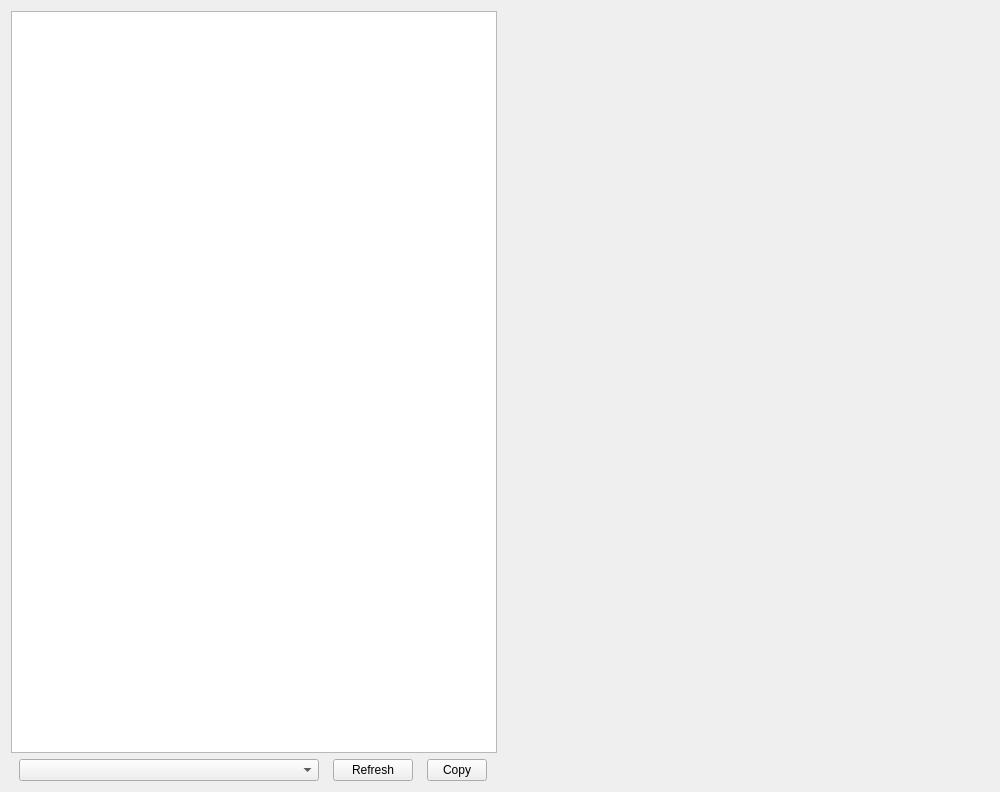
The window that nplab/ui/hdf5_browser.ui (nanophotonics/nplab) describes before a commit, drawn with Qt 5.
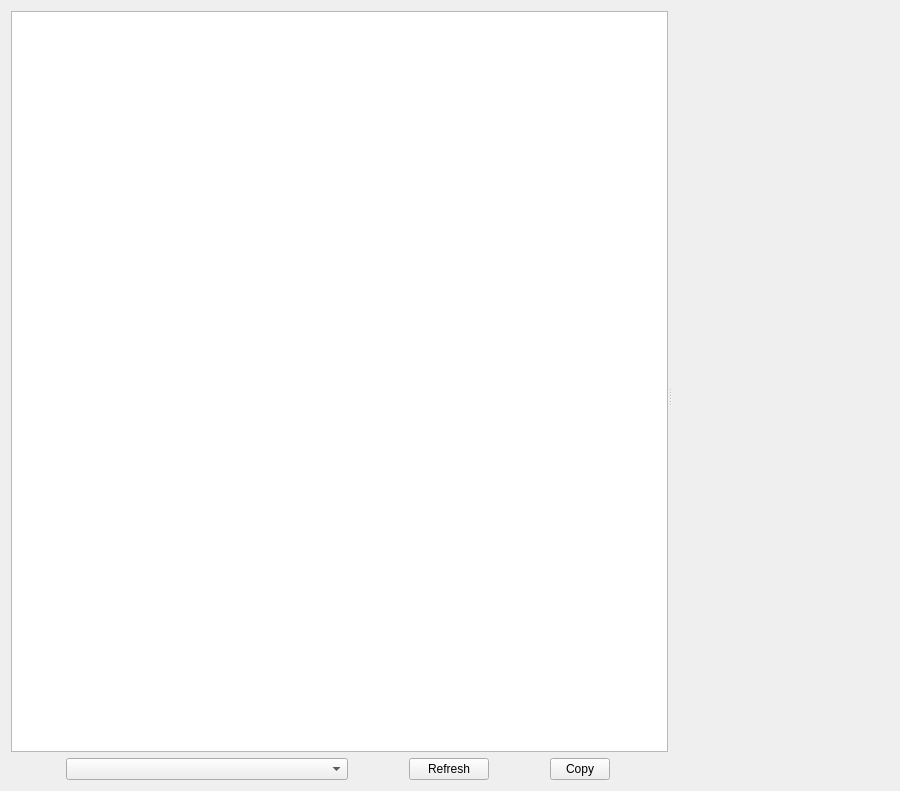
The same window after the commit.

Commit message: Improved auto-sizing of data browser

Diff of the .ui file:
```diff
--- a/nplab/ui/hdf5_browser.ui
+++ b/nplab/ui/hdf5_browser.ui
@@ -2,29 +2,50 @@
 <ui version="4.0">
  <class>Form</class>
  <widget class="QWidget" name="Form">
+  <property name="enabled">
+   <bool>true</bool>
+  </property>
   <property name="geometry">
    <rect>
     <x>0</x>
     <y>0</y>
-    <width>1000</width>
-    <height>792</height>
+    <width>900</width>
+    <height>791</height>
    </rect>
   </property>
+  <property name="sizePolicy">
+   <sizepolicy hsizetype="Expanding" vsizetype="Expanding">
+    <horstretch>0</horstretch>
+    <verstretch>0</verstretch>
+   </sizepolicy>
+  </property>
   <property name="windowTitle">
    <string>Form</string>
   </property>
   <layout class="QHBoxLayout" name="horizontalLayout_2">
    <item>
-    <widget class="QSplitter" name="splitter">
+    <widget class="QSplitter" name="mainSplitter">
+     <property name="sizePolicy">
+      <sizepolicy hsizetype="MinimumExpanding" vsizetype="Preferred">
+       <horstretch>0</horstretch>
+       <verstretch>0</verstretch>
+      </sizepolicy>
+     </property>
+     <property name="minimumSize">
+      <size>
+       <width>400</width>
+       <height>0</height>
+      </size>
+     </property>
      <property name="orientation">
       <enum>Qt::Horizontal</enum>
      </property>
-     <widget class="QWidget" name="layoutWidget">
+     <widget class="QWidget" name="">
       <layout class="QVBoxLayout" name="verticalLayout">
        <item>
         <widget class="QTreeWidget" name="treeWidget">
          <property name="sizePolicy">
-          <sizepolicy hsizetype="MinimumExpanding" vsizetype="Expanding">
+          <sizepolicy hsizetype="Expanding" vsizetype="Expanding">
            <horstretch>3</horstretch>
            <verstretch>0</verstretch>
           </sizepolicy>
@@ -63,12 +84,24 @@
         </widget>
        </item>
        <item>
-        <layout class="QHBoxLayout" name="horizontalLayout">
+        <layout class="QHBoxLayout" name="horizontalLayout" stretch="0,0,0">
+         <property name="sizeConstraint">
+          <enum>QLayout::SetMinimumSize</enum>
+         </property>
          <item>
           <widget class="QComboBox" name="rendererselection">
+           <property name="enabled">
+            <bool>true</bool>
+           </property>
+           <property name="sizePolicy">
+            <sizepolicy hsizetype="Expanding" vsizetype="Fixed">
+             <horstretch>1</horstretch>
+             <verstretch>0</verstretch>
+            </sizepolicy>
+           </property>
            <property name="minimumSize">
             <size>
-             <width>300</width>
+             <width>150</width>
              <height>0</height>
             </size>
            </property>
@@ -122,15 +155,13 @@
        </item>
       </layout>
      </widget>
-    </widget>
-   </item>
-   <item>
+     <widget class="QWidget" name="">
     <layout class="QVBoxLayout" name="figureWidgetContainer">
      <item>
       <widget class="QWidget" name="figureWidget" native="true">
        <property name="sizePolicy">
         <sizepolicy hsizetype="Expanding" vsizetype="Expanding">
-         <horstretch>9</horstretch>
+           <horstretch>1</horstretch>
          <verstretch>0</verstretch>
         </sizepolicy>
        </property>
@@ -143,6 +174,8 @@
       </widget>
      </item>
     </layout>
+     </widget>
+    </widget>
    </item>
   </layout>
  </widget>
```
Left out of the diff: 4 changed lines with no effect on the pictures. Lines whose indentation alone changed are shown as unchanged.
